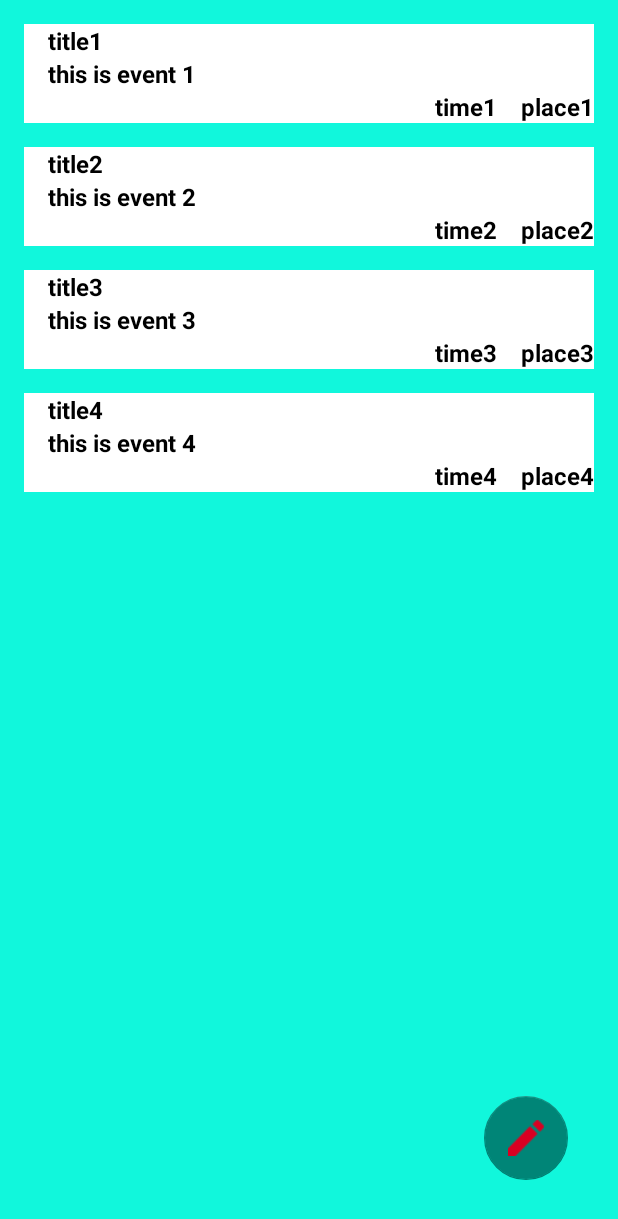
After one commit to Mohammedkhaled95/Gam3na, an Android app: the EventList screen opened directly, with no data from a screen before it, on a phone screen of 412 x 824 dp. The commit adds this screen. Shown: the top 1219 px of the screen. Run offline under Robolectric (Android 15) with nearby library versions, the phone set to English and light mode, and no system bars.

Commit message:
a message describing what you did

```diff
--- a/app/build.gradle
+++ b/app/build.gradle
@@ -29,5 +29,7 @@ dependencies {
     compile 'com.android.support:appcompat-v7:24.2.1'
     compile 'com.android.support.constraint:constraint-layout:1.0.2'
     compile 'com.android.support:recyclerview-v7:24.2.1'
+    compile 'com.android.support:design:24.2.1'
+
     testCompile 'junit:junit:4.12'
 }
--- a/app/src/main/AndroidManifest.xml
+++ b/app/src/main/AndroidManifest.xml
@@ -24,6 +24,7 @@
                 <category android:name="android.intent.category.LAUNCHER" />
             </intent-filter>
         </activity>
+        <activity android:name=".EventList"></activity>
     </application>
 
 </manifest>
--- /dev/null
+++ b/app/src/main/java/com/example/mkhaled/gam3na/EventData.java
@@ -0,0 +1,46 @@
+package com.example.mkhaled.gam3na;
+
+/**
+ * Created by mkhaled on 10/08/17.
+ */
+
+public class EventData {
+
+
+    private String Title;
+    private String Description;
+    private String Time;
+    private String Place;
+
+    public String getTitle() {
+        return Title;
+    }
+
+    public void setTitle(String title) {
+        Title = title;
+    }
+
+    public String getDescription() {
+        return Description;
+    }
+
+    public void setDescription(String description) {
+        Description = description;
+    }
+
+    public String getTime() {
+        return Time;
+    }
+
+    public void setTime(String time) {
+        Time = time;
+    }
+
+    public String getPlace() {
+        return Place;
+    }
+
+    public void setPlace(String place) {
+        Place = place;
+    }
+}
--- /dev/null
+++ b/app/src/main/java/com/example/mkhaled/gam3na/EventList.java
@@ -0,0 +1,70 @@
+package com.example.mkhaled.gam3na;
+
+import android.support.design.widget.FloatingActionButton;
+import android.support.v7.app.AppCompatActivity;
+import android.os.Bundle;
+import android.support.v7.widget.LinearLayoutManager;
+import android.support.v7.widget.RecyclerView;
+import android.view.View;
+import android.widget.Toast;
+
+import java.util.ArrayList;
+import java.util.List;
+
+public class EventList extends AppCompatActivity {
+
+    RecyclerView eventRecyclerView;
+    EventListAdapter adapter;
+    FloatingActionButton myFab;
+
+    @Override
+    protected void onCreate(Bundle savedInstanceState) {
+        super.onCreate(savedInstanceState);
+        setContentView(R.layout.event_list);
+
+
+        eventRecyclerView = (RecyclerView) findViewById(R.id.event_list);
+        adapter = new EventListAdapter(this, getData());
+
+        eventRecyclerView.setAdapter(adapter);
+        eventRecyclerView.setLayoutManager(new LinearLayoutManager(this, LinearLayoutManager.VERTICAL, false));
+        myFab = (FloatingActionButton) findViewById(R.id.myFAB);
+        myFab.setOnClickListener(new View.OnClickListener() {
+            public void onClick(View v) {
+                //launch create event activity here
+                Toast.makeText(EventList.this, "create event !", Toast.LENGTH_SHORT).show();
+
+            }
+        });
+
+    }
+
+    private List<EventData> getData() {
+
+        List<EventData> data = new ArrayList<>();
+
+
+        String[] titles = {"title1", "title2", "title3", "title4"};
+
+        String[] Descriptions = {"this is event 1 ", "this is event 2 ", "this is event 3 ", "this is event 4"};
+        String[] times = {"time1", "time2", "time3", "time4"};
+        String[] places = {"place1", "place2", "place3", "place4"};
+
+
+        for (int i = 0; i < titles.length; i++) {
+            EventData current = new EventData();
+
+            current.setTitle(titles[i]);
+            current.setDescription(Descriptions[i]);
+            current.setTime(times[i]);
+            current.setPlace(places[i]);
+
+            data.add(current);
+
+
+        }
+        return data;
+
+
+    }
+}
--- /dev/null
+++ b/app/src/main/java/com/example/mkhaled/gam3na/EventListAdapter.java
@@ -0,0 +1,82 @@
+package com.example.mkhaled.gam3na;
+
+import android.content.Context;
+import android.content.Intent;
+import android.support.v7.widget.RecyclerView;
+import android.view.LayoutInflater;
+import android.view.View;
+import android.view.ViewGroup;
+import android.widget.ImageView;
+import android.widget.TextView;
+
+import java.util.Collections;
+import java.util.List;
+
+/**
+ * Created by mkhaled on 10/08/17.
+ */
+
+public class EventListAdapter extends RecyclerView.Adapter <EventListAdapter.EventViewHolder>{
+
+    private LayoutInflater inflater;
+    List<EventData> eventDataList = Collections.emptyList();
+    Context con;
+
+    public EventListAdapter( Context con,List<EventData> itemDataList) {
+        this.inflater = LayoutInflater.from(con);
+        this.eventDataList = itemDataList;
+        this.con = con;
+    }
+
+    @Override
+    public EventViewHolder onCreateViewHolder(ViewGroup parent, int viewType) {
+        View view = inflater.inflate(R.layout.event_item, parent, false);
+        EventViewHolder holder = new EventViewHolder(view);
+        return holder;
+    }
+
+    @Override
+    public void onBindViewHolder(EventViewHolder holder, int position) {
+        EventData eventData = eventDataList.get(position);
+        holder.eventTitle.setText(eventData.getTitle());
+        holder.eventDescrition.setText(eventData.getDescription());
+        holder.eventTime.setText(eventData.getTime());
+        holder.eventPlace.setText(eventData.getPlace());
+
+    }
+
+
+
+    @Override
+    public int getItemCount() {
+        return eventDataList.size();
+
+    }
+
+    class EventViewHolder extends RecyclerView.ViewHolder implements View.OnClickListener {
+        TextView eventTitle;
+        TextView eventDescrition;
+        TextView eventTime;
+        TextView eventPlace;
+
+
+        public EventViewHolder(View itemView) {
+            super(itemView);
+            eventTitle = (TextView) itemView.findViewById(R.id.event_title);
+            eventDescrition = (TextView) itemView.findViewById(R.id.event_description);
+            eventTime = (TextView) itemView.findViewById(R.id.event_time);
+            eventPlace = (TextView) itemView.findViewById(R.id.event_place);
+
+            itemView.setOnClickListener(this);
+        }
+
+
+        @Override
+        public void onClick(View view) {
+            int position = getAdapterPosition();
+          /*  Intent i = new Intent(view.getContext(), //displayActivity);
+            view.getContext().startActivity(i);*/
+
+        }
+    }
+}
--- a/app/src/main/java/com/example/mkhaled/gam3na/MyAdapter.java
+++ b/app/src/main/java/com/example/mkhaled/gam3na/MyAdapter.java
@@ -1,6 +1,8 @@
 package com.example.mkhaled.gam3na;
 
 import android.content.Context;
+import android.content.Intent;
+import android.support.v4.app.ActivityCompat;
 import android.support.v7.widget.RecyclerView;
 import android.view.LayoutInflater;
 import android.view.View;
@@ -16,46 +18,35 @@ import java.util.List;
  * Created by mkhaled on 30/07/17.
  */
 
-    public class MyAdapter extends RecyclerView.Adapter <MyAdapter.MyViewHolder>{
+public class MyAdapter extends RecyclerView.Adapter<MyAdapter.MyViewHolder> {
 
 
     private LayoutInflater inflater;
-    List<ItemData> itemDataList= Collections.emptyList();
+    List<ItemData> itemDataList = Collections.emptyList();
     Context con;
 
 
-
-
     public MyAdapter(Context context, List<ItemData> itemDataList) {
-        inflater=LayoutInflater.from(context);
-        this.itemDataList=itemDataList;
-        con=context;
+        inflater = LayoutInflater.from(context);
+        this.itemDataList = itemDataList;
+        con = context;
 
     }
 
     @Override
     public MyViewHolder onCreateViewHolder(ViewGroup parent, int viewType) {
-        View view=inflater.inflate(R.layout.list_item,parent,false);
-        view.setOnClickListener(new View.OnClickListener() {
-            @Override
-            public void onClick(View view) {
-            }
-        });
-
-        MyViewHolder holder=new MyViewHolder(view);
-
-
+        View view = inflater.inflate(R.layout.list_item, parent, false);
+        MyViewHolder holder = new MyViewHolder(view);
         return holder;
 
     }
 
     @Override
-    public void onBindViewHolder(MyViewHolder    holder, int position) {
+    public void onBindViewHolder(MyViewHolder holder, int position) {
 
-        ItemData itemData=itemDataList.get(position);
+        ItemData itemData = itemDataList.get(position);
         holder.itemImage.setImageResource(itemData.getImgId());
         holder.itemTitle.setText(itemData.getTitle());
-
 
 
     }
@@ -71,11 +62,10 @@ import java.util.List;
         TextView itemTitle;
 
 
-
         public MyViewHolder(View itemView) {
             super(itemView);
-            itemImage=(ImageView) itemView.findViewById(R.id.item_image);
-            itemTitle=(TextView) itemView.findViewById(R.id.item_title);
+            itemImage = (ImageView) itemView.findViewById(R.id.item_image);
+            itemTitle = (TextView) itemView.findViewById(R.id.item_title);
 
             itemView.setOnClickListener(this);
         }
@@ -83,8 +73,9 @@ import java.util.List;
 
         @Override
         public void onClick(View view) {
-            int position =getAdapterPosition();
-            Toast.makeText(con, itemDataList.get(position).getTitle()+" Clicked", Toast.LENGTH_SHORT).show();
+            int position = getAdapterPosition();
+            Intent i = new Intent(view.getContext(), EventList.class);
+            view.getContext().startActivity(i);
 
         }
     }
--- a/app/src/main/res/layout/activity_main.xml
+++ b/app/src/main/res/layout/activity_main.xml
@@ -10,11 +10,17 @@
     <android.support.v7.widget.RecyclerView
 
         android:id="@+id/recyclerview"
-        android:layout_width="match_parent"
-        android:layout_height="match_parent"
+        android:layout_width="368dp"
+        android:layout_height="551dp"
         android:layout_margin="8dp"
         android:foregroundGravity="center"
-        >
+        tools:layout_editor_absoluteX="8dp"
+        app:layout_constraintTop_toTopOf="parent"
+        app:layout_constraintBottom_toTopOf="parent"
+        app:layout_constraintRight_toLeftOf="parent"
+        app:layout_constraintLeft_toRightOf="parent"
+
+        android:layout_marginTop="8dp">
 
     </android.support.v7.widget.RecyclerView>
 </android.support.constraint.ConstraintLayout>
--- /dev/null
+++ b/app/src/main/res/layout/event_item.xml
@@ -0,0 +1,54 @@
+<LinearLayout android:layout_height="wrap_content"
+    android:layout_width="match_parent"
+    android:orientation="vertical"
+    android:layout_margin="8dp"
+    android:background="#FFFFFF"
+    xmlns:android="http://schemas.android.com/apk/res/android">
+
+
+    <TextView
+        android:id="@+id/event_title"
+        android:layout_width="wrap_content"
+        android:layout_height="wrap_content"
+        android:text="title"
+        android:layout_marginLeft="16dp"
+        style="@style/fonts"
+
+        />
+    <TextView
+        android:id="@+id/event_description"
+        android:layout_width="wrap_content"
+        android:layout_height="wrap_content"
+        android:text="Description"
+        android:layout_marginLeft="16dp"
+        style="@style/fonts"
+
+        />
+    <LinearLayout
+        android:layout_width="wrap_content"
+        android:layout_height="wrap_content"
+        android:orientation="horizontal"
+        android:layout_gravity="end"
+        >
+        <TextView
+            android:id="@+id/event_time"
+            android:layout_width="wrap_content"
+            android:layout_height="wrap_content"
+            style="@style/fonts"
+            android:layout_marginRight="8dp"
+            android:text="Time"/>
+        <TextView
+            android:id="@+id/event_place"
+            android:layout_width="wrap_content"
+            android:layout_height="wrap_content"
+            android:layout_marginLeft="8dp"
+            style="@style/fonts"
+            android:text="Place"
+            />
+
+
+    </LinearLayout>
+
+
+
+</LinearLayout>
--- /dev/null
+++ b/app/src/main/res/layout/event_list.xml
@@ -0,0 +1,40 @@
+<android.support.constraint.ConstraintLayout xmlns:app="http://schemas.android.com/apk/res-auto"
+    xmlns:tools="http://schemas.android.com/tools"
+    android:layout_width="match_parent"
+    android:layout_height="match_parent"
+    xmlns:android="http://schemas.android.com/apk/res/android"
+    android:background="#11f7dc"
+    >
+
+
+    <android.support.design.widget.FloatingActionButton
+        android:id="@+id/myFAB"
+        android:layout_width="wrap_content"
+        android:layout_height="wrap_content"
+        android:src="@drawable/add"
+        android:layout_marginLeft="8dp"
+        app:layout_constraintLeft_toLeftOf="parent"
+        android:layout_marginRight="8dp"
+        app:layout_constraintRight_toRightOf="parent"
+        app:layout_constraintHorizontal_bias="0.926"
+        app:layout_constraintBottom_toBottomOf="parent"
+        android:layout_marginBottom="37dp" />
+
+    <android.support.v7.widget.RecyclerView
+        android:id="@+id/event_list"
+        android:layout_width="match_parent"
+        android:layout_height="match_parent"
+
+        android:layout_marginBottom="8dp"
+        android:layout_marginLeft="8dp"
+        android:layout_marginRight="8dp"
+        android:layout_marginTop="8dp"
+        app:layout_constraintBottom_toBottomOf="parent"
+        app:layout_constraintHorizontal_bias="0.0"
+        app:layout_constraintLeft_toLeftOf="parent"
+        app:layout_constraintRight_toRightOf="parent"
+        app:layout_constraintTop_toTopOf="parent"
+        app:layout_constraintVertical_bias="0.0"></android.support.v7.widget.RecyclerView>
+
+
+</android.support.constraint.ConstraintLayout>
```
